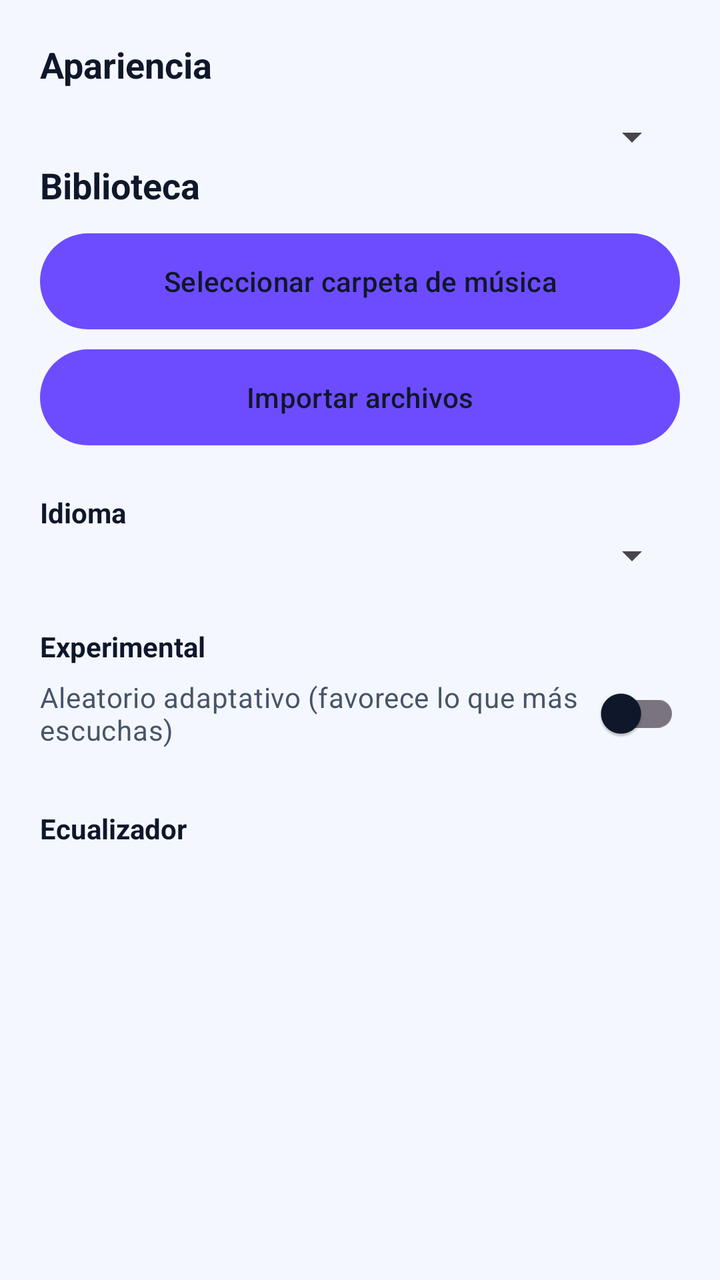
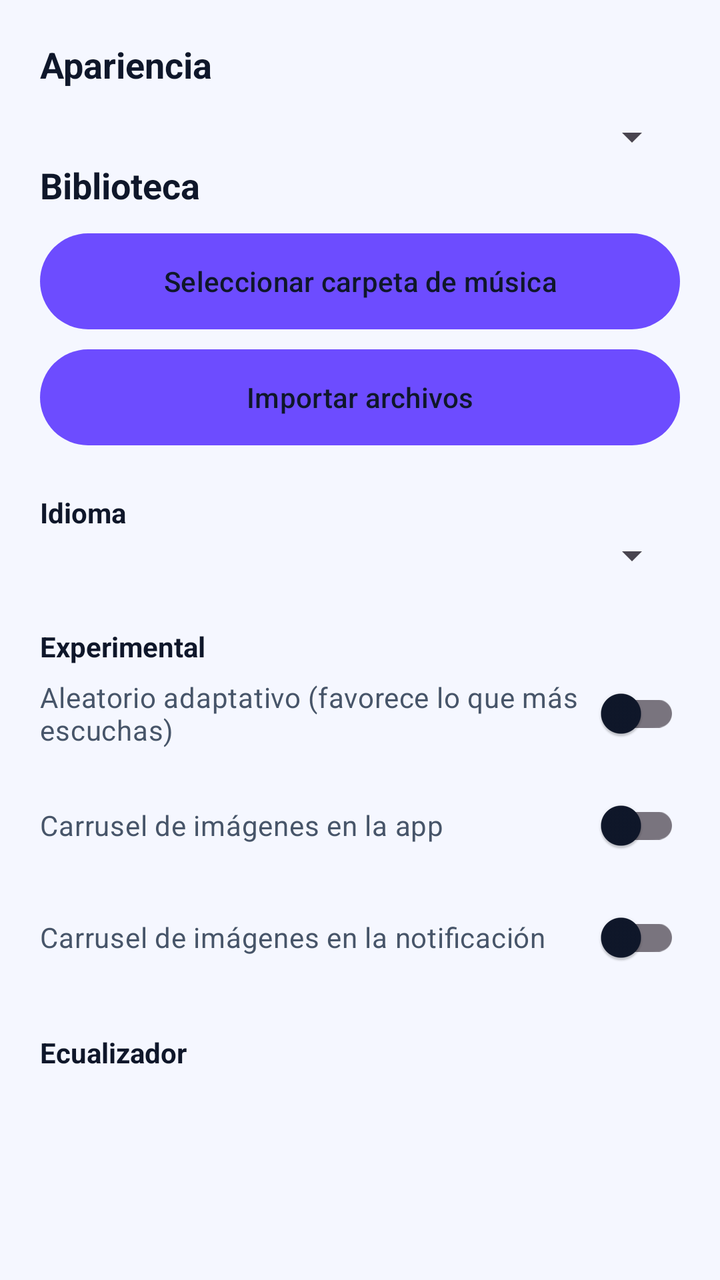

An Android layout rendered at two revisions. The XML below is the earlier revision; the diff shows what the commit changed to produce the second picture.
<!-- AndroidManifest.xml: application theme Base.Theme.Reproducers -->
<!-- res/layout/fragment_settings.xml -->
<?xml version="1.0" encoding="utf-8"?>
<ScrollView
    xmlns:android="http://schemas.android.com/apk/res/android"
    android:layout_width="match_parent"
    android:layout_height="match_parent"
    android:background="@color/primary">

    <LinearLayout
        android:layout_width="match_parent"
        android:layout_height="wrap_content"
        android:orientation="vertical"
        android:padding="20dp">

        <TextView
            android:layout_width="match_parent"
            android:layout_height="wrap_content"
            android:text="@string/appearance"
            android:textColor="@color/textPrimary"
            android:textStyle="bold"
            android:textSize="18sp" />

        <Spinner
            android:id="@+id/spinnerAppearance"
            android:layout_width="match_parent"
            android:layout_height="wrap_content"
            android:layout_marginTop="12dp" />

        <TextView
            android:layout_width="match_parent"
            android:layout_height="wrap_content"
            android:text="@string/library"
            android:textColor="@color/textPrimary"
            android:textStyle="bold"
            android:textSize="18sp" />

        <Button
            android:id="@+id/btnSelectFolder"
            android:layout_width="match_parent"
            android:layout_height="wrap_content"
            android:layout_marginTop="12dp"
            android:background="@drawable/bg_rounded_button"
            android:textColor="@color/textPrimary"
            android:text="@string/select_music_folder" />

        <Button
            android:id="@+id/btnImportFiles"
            android:layout_width="match_parent"
            android:layout_height="wrap_content"
            android:layout_marginTop="10dp"
            android:background="@drawable/bg_rounded_button"
            android:textColor="@color/textPrimary"
            android:text="@string/import_files" />

        <TextView
            android:layout_width="match_parent"
            android:layout_height="wrap_content"
            android:text="@string/language"
            android:textColor="@color/textPrimary"
            android:textStyle="bold"
            android:layout_marginTop="24dp" />

        <Spinner
            android:id="@+id/spinnerLanguage"
            android:layout_width="match_parent"
            android:layout_height="wrap_content" />

        <TextView
            android:layout_width="match_parent"
            android:layout_height="wrap_content"
            android:text="@string/experimental"
            android:textColor="@color/textPrimary"
            android:textStyle="bold"
            android:layout_marginTop="24dp" />

        <com.google.android.material.switchmaterial.SwitchMaterial
            android:id="@+id/switchAdaptiveShuffle"
            android:layout_width="match_parent"
            android:layout_height="wrap_content"
            android:textColor="@color/textSecondary"
            android:text="@string/experimentaltext" />

        <TextView
            android:layout_width="match_parent"
            android:layout_height="wrap_content"
            android:text="@string/equalizer"
            android:textColor="@color/textPrimary"
            android:textStyle="bold"
            android:layout_marginTop="24dp" />

        <LinearLayout
            android:id="@+id/equalizerContainer"
            android:layout_width="match_parent"
            android:layout_height="wrap_content"
            android:orientation="horizontal"
            android:layout_marginTop="8dp" />

    </LinearLayout>

</ScrollView>
<!-- resources referenced by this layout -->
<resources>
  <color name="primary">#F5F7FF</color>
  <color name="textPrimary">#0F172A</color>
  <color name="textSecondary">#475569</color>
  <!-- drawable bg_rounded_button (drawable) -->
  <shape xmlns:android="http://schemas.android.com/apk/res/android">
      <corners android:radius="24dp" />
      <gradient
          android:angle="0"
          android:endColor="@color/accentSecondary"
          android:startColor="@color/accent" />
  </shape>
  <string name="appearance" tools:ignore="MissingTranslation">Apariencia</string>
  <string name="equalizer">Ecualizador</string>
  <string name="experimental">Experimental</string>
  <string name="experimentaltext">Aleatorio adaptativo (favorece lo que más escuchas)</string>
  <string name="import_files">Importar archivos</string>
  <string name="language">Idioma</string>
  <string name="library">Biblioteca</string>
  <string name="select_music_folder">Seleccionar carpeta de música</string>
  <style name="Base.Theme.Reproducers" parent="Theme.Material3.DayNight.NoActionBar">
          <item name="colorPrimary">@color/accent</item>
          <item name="colorSecondary">@color/accentSecondary</item>
          <item name="colorTertiary">@color/accentLight</item>
          <item name="colorPrimaryContainer">@color/primaryDark</item>
          <item name="colorSecondaryContainer">@color/surface</item>
          <item name="colorOnPrimary">@color/textPrimary</item>
          <item name="colorOnSecondary">@color/textPrimary</item>
          <item name="android:colorBackground">@color/primary</item>
          <item name="colorSurface">@color/surface</item>
          <item name="colorOnSurface">@color/textPrimary</item>
          <item name="android:navigationBarColor">@color/primary</item>
          <item name="android:statusBarColor">@color/primaryDark</item>
      </style>
  <color name="accentSecondary">#00B8D9</color>
  <color name="accent">#6D4CFF</color>
  <color name="accentLight">#8EA3FF</color>
  <color name="primaryDark">#E7ECFF</color>
  <color name="surface">#FFFFFF</color>
</resources>

<!-- the commit's change to res/layout/fragment_settings.xml (unified diff, before → after) -->
@@ -79,6 +79,22 @@
             android:textColor="@color/textSecondary"
             android:text="@string/experimentaltext" />
 
+        <com.google.android.material.switchmaterial.SwitchMaterial
+            android:id="@+id/switchAppCarousel"
+            android:layout_width="match_parent"
+            android:layout_height="wrap_content"
+            android:layout_marginTop="8dp"
+            android:textColor="@color/textSecondary"
+            android:text="@string/carousel_in_app" />
+
+        <com.google.android.material.switchmaterial.SwitchMaterial
+            android:id="@+id/switchNotificationCarousel"
+            android:layout_width="match_parent"
+            android:layout_height="wrap_content"
+            android:layout_marginTop="8dp"
+            android:textColor="@color/textSecondary"
+            android:text="@string/carousel_in_notification" />
+
         <TextView
             android:layout_width="match_parent"
             android:layout_height="wrap_content"
<!-- resource entries referenced after the edit -->
@@ -12,6 +12,8 @@
           android:startColor="@color/accent" />
   </shape>
   <string name="appearance" tools:ignore="MissingTranslation">Apariencia</string>
+  <string name="carousel_in_app">Carrusel de imágenes en la app</string>
+  <string name="carousel_in_notification">Carrusel de imágenes en la notificación</string>
   <string name="equalizer">Ecualizador</string>
   <string name="experimental">Experimental</string>
   <string name="experimentaltext">Aleatorio adaptativo (favorece lo que más escuchas)</string>
